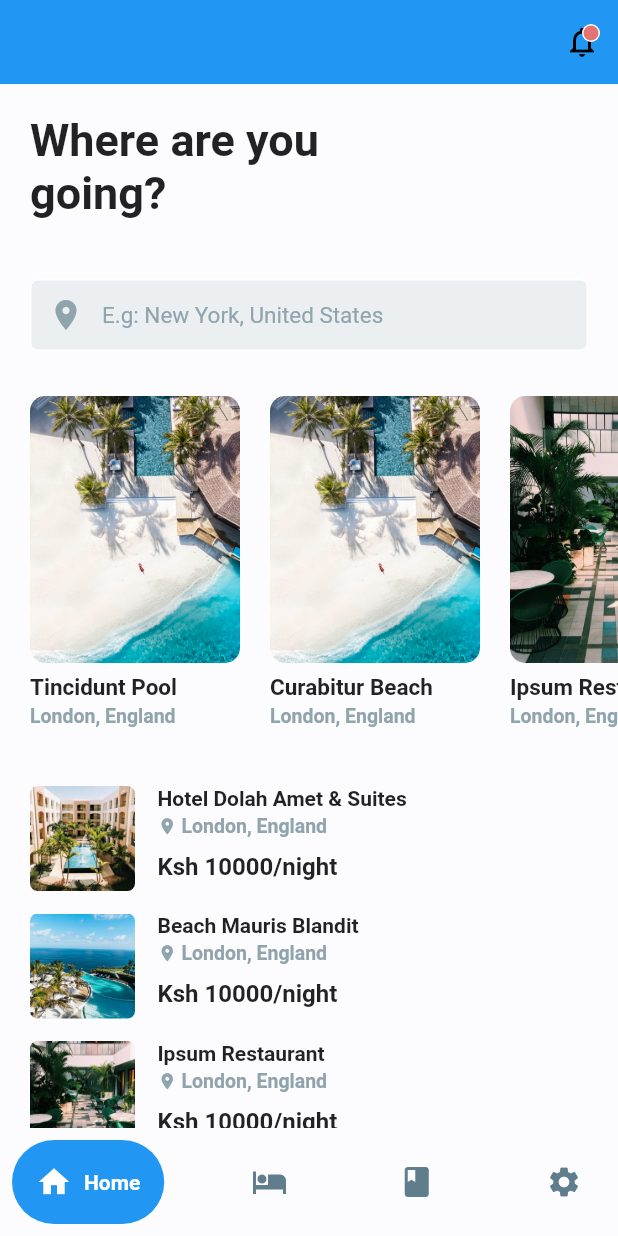
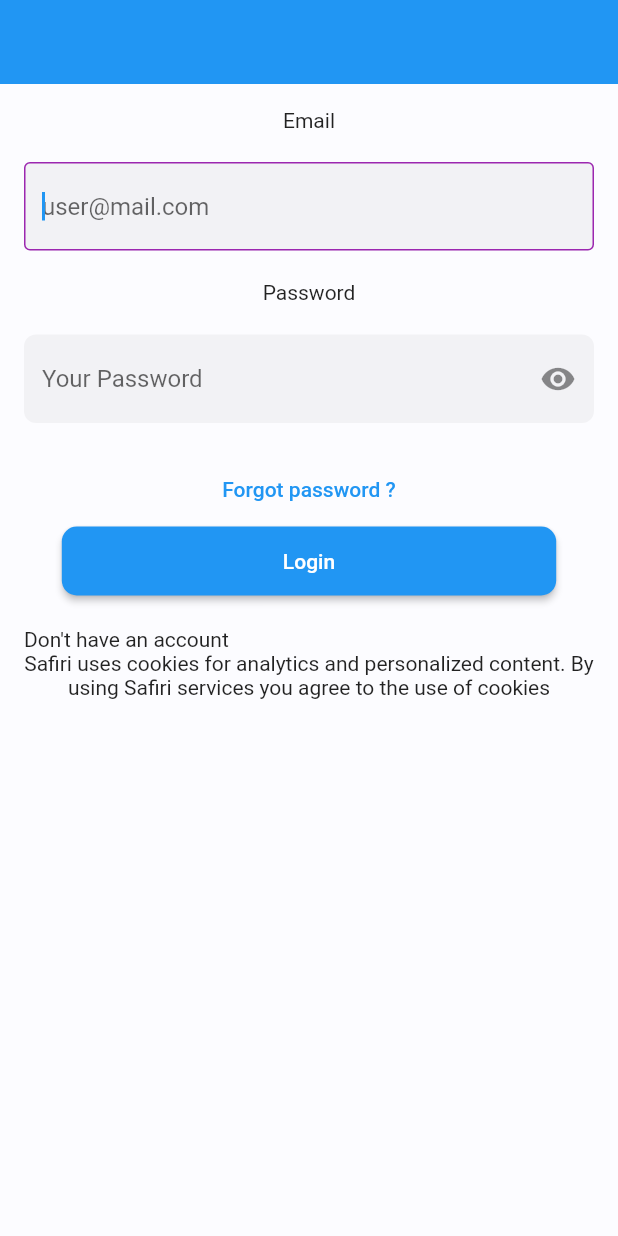
Before and after one commit to Allan-1/fluttertravel, a Flutter app: the screen it shows after launch, on a phone screen of 412 x 824 dp. Run offline on Flutter 3.47's test engine with Material 2 defaults, Android fonts, the phone set to English and light mode, and no system bars; drawn by our look-alikes of google_nav_bar.

Commit message:
add login

```diff
--- a/lib/main.dart
+++ b/lib/main.dart
@@ -1,4 +1,5 @@
 import 'package:flutter/material.dart';
+import 'package:mytravel/screens/loginscreen.dart';
 import 'package:mytravel/screens/main_screen.dart';
 import 'package:mytravel/util/const.dart';
 
@@ -21,7 +22,7 @@ class _MyAppState extends State<MyApp> {
       title: Constants.appName,
       theme: Constants.lightTheme,
       darkTheme: Constants.darkTheme,
-      home: const MainScreen(),
+      home: const LoginScreen(),
     );
   }
 }
--- /dev/null
+++ b/lib/screens/loginscreen.dart
@@ -0,0 +1,110 @@
+import 'package:flutter/material.dart';
+import 'package:mytravel/screens/main_screen.dart';
+class LoginScreen extends StatefulWidget {
+  const LoginScreen({Key? key}) : super(key: key);
+
+  @override
+  State<LoginScreen> createState() => _LoginScreenState();
+}
+
+class _LoginScreenState extends State<LoginScreen> {
+  bool obscurePass = true;
+  @override
+  Widget build(BuildContext context) {
+    return Scaffold(
+      appBar: AppBar(),
+      body: SingleChildScrollView(
+        child: Padding(
+          padding: const EdgeInsets.all(16.0),
+          child: Column(
+            mainAxisAlignment: MainAxisAlignment.center,
+            children: [
+              const Text('Email'),
+              const SizedBox(
+                height: 20,
+              ),
+              TextField(
+                autofocus: true,
+                decoration: InputDecoration(
+                    hintText: "user@mail.com",
+                    filled: true,
+                    focusedBorder: const OutlineInputBorder(
+                        borderSide: BorderSide(color: Colors.purple)),
+                    border: OutlineInputBorder(
+                        borderRadius: BorderRadius.circular(8),
+                        borderSide: BorderSide.none)),
+              ),
+              const SizedBox(
+                height: 20,
+              ),
+              const Text('Password'),
+              const SizedBox(
+                height: 20,
+              ),
+              TextField(
+                obscureText: obscurePass,
+                decoration: InputDecoration(
+                    hintText: 'Your Password',
+                    focusedBorder: const OutlineInputBorder(
+                        borderSide: BorderSide(color: Colors.purple)),
+                    filled: true,
+                    border: OutlineInputBorder(
+                        borderRadius: BorderRadius.circular(8),
+                        borderSide: BorderSide.none),
+                    suffixIcon: IconButton(
+                      onPressed: () {
+                        setState(() {
+                          obscurePass = !obscurePass;
+                        });
+                      },
+                      icon: obscurePass
+                          ? const Icon(Icons.visibility)
+                          : const Icon(Icons.visibility_off),
+                    )),
+              ),
+              const SizedBox(
+                height: 20,
+              ),
+              TextButton(
+                  onPressed: () {}, child: const Text('Forgot password ?')),
+              SizedBox(
+                width: MediaQuery.of(context).size.width*0.8,
+                child: ElevatedButton(
+                  style: ElevatedButton.styleFrom(
+                      shape: RoundedRectangleBorder(
+                          borderRadius: BorderRadius.circular(10)),
+                      padding: const EdgeInsets.all(15)),
+                  onPressed: () {
+                    Navigator.pushAndRemoveUntil(context, MaterialPageRoute(builder: (context) => const MainScreen()), (route) => false);
+                  },
+                  child: const Text('Login'),
+                ),
+              ),
+              const SizedBox(
+                height: 20,
+              ),
+
+              Row(
+                children: [
+                  const Text('Don\'t have an account'),
+                  // TextButton(
+                  //     onPressed: () {
+                  //       Navigator.pushNamed(context, Routes.signupScreen);
+                  //     },
+                  //     child: const Text('Register ?'))
+                ],
+              ),
+              const Align(
+                alignment: Alignment.bottomCenter,
+                child: Text(
+                  'Safiri uses cookies for analytics and personalized content. By using Safiri services you agree to the use of cookies',
+                  textAlign: TextAlign.center,
+                ),
+              )
+            ],
+          ),
+        ),
+      ),
+    );
+  }
+}
```
Also changed, not shown: lib/screens/signupscreen.dart (added).
